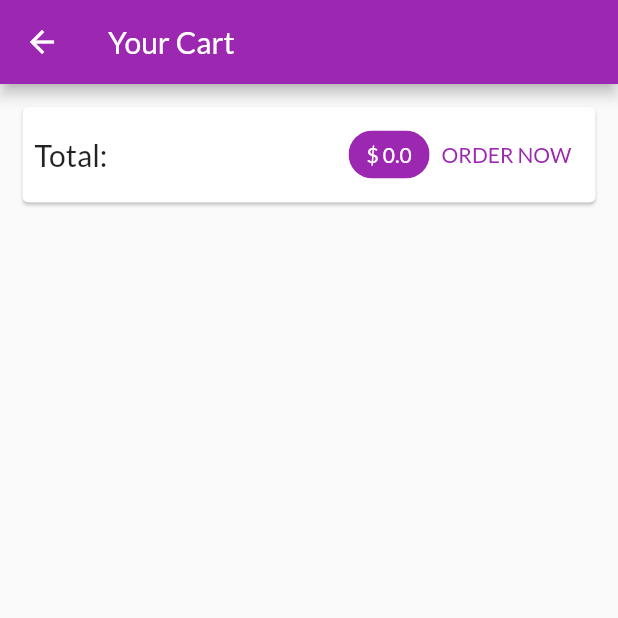
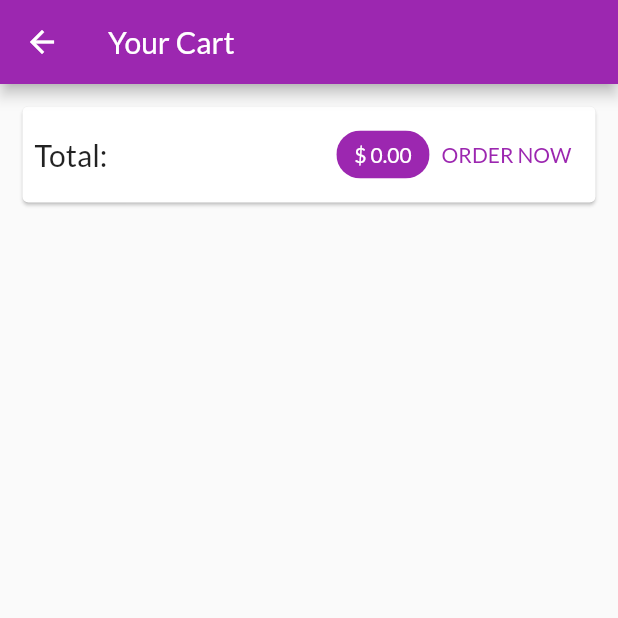
Before and after one commit to amirhossein-jahangiri/Shop-App, a Flutter app: the CartScreen screen opened by its route, on a phone screen of 412 x 824 dp, the top half of it. Run offline on Flutter 3.47's test engine with Material 2 defaults, Android fonts, the phone set to English and light mode, and no system bars; network calls fail.

```diff
--- a/lib/screens/cart_screen.dart
+++ b/lib/screens/cart_screen.dart
@@ -24,9 +24,11 @@ class CartScreen extends StatelessWidget {
                   Text('Total:', style: TextStyle(fontSize: 20.0)),
                   Spacer(),
                   Chip(
-                    label: Text(
-                      '\$ ${cart.totalAmount}',
-                      style: TextStyle(color: Theme.of(context).primaryTextTheme.headline6!.color),
+                    label: Consumer<Cart>(
+                      builder: (context, cart, child) => Text(
+                        '\$ ${cart.totalAmount.toStringAsFixed(2)}',
+                        style: TextStyle(color: Theme.of(context).primaryTextTheme.headline6!.color),
+                      ),
                     ),
                     backgroundColor: Theme.of(context).primaryColor,
                   ),
@@ -43,6 +45,7 @@ class CartScreen extends StatelessWidget {
             child: ListView.builder(
               itemCount: cart.items.length,
               itemBuilder: (context, index) => CartItem(
+                productId: cart.items.keys.toList()[index],
                 id: cart.items.values.toList()[index].id,
                 title: cart.items.values.toList()[index].title,
                 price: cart.items.values.toList()[index].price,
```
Also changed, not shown: lib/providers/cart.dart (+9 -0 lines), lib/widgets/cart_item.dart (+26 -1 lines).
